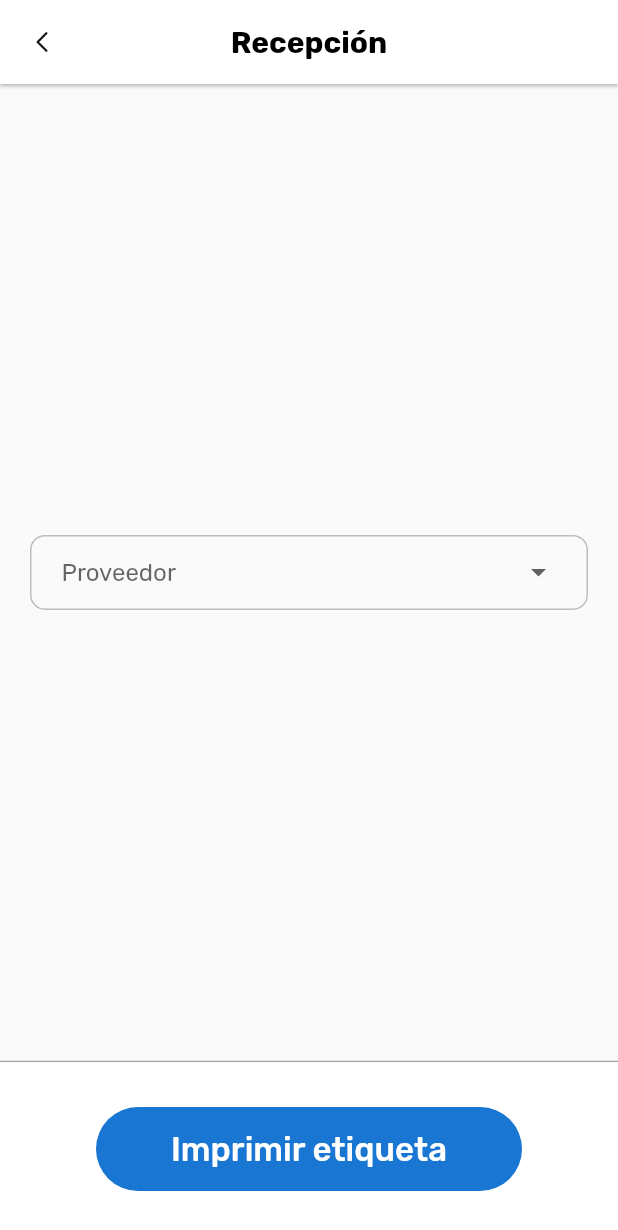
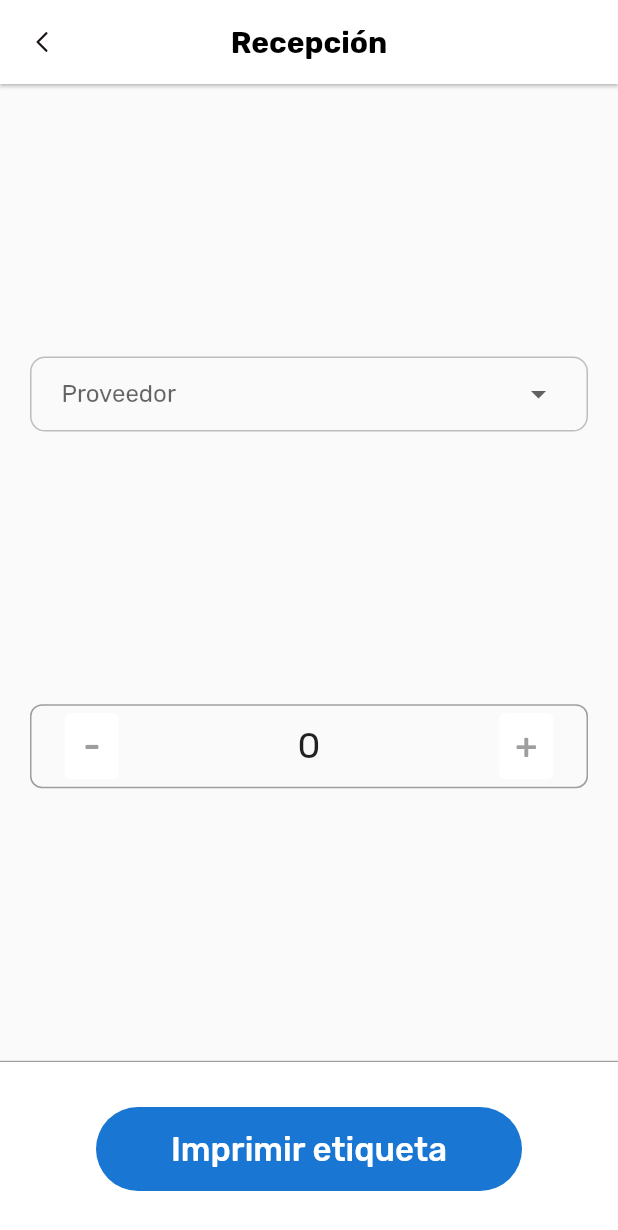
Before and after one commit to diaztunjano/dummy_meki_app, a Flutter app: the screen it shows after launch, on a phone screen of 412 x 824 dp. Shown: the top 1230 px of the screen. Run offline on Flutter 3.47's test engine with Material 2 defaults, Android fonts, the phone set to English and light mode, and no system bars; our stand-ins replace flutter_svg.

Commit message:
feat: add bultos counter

```diff
--- a/lib/pages/home.dart
+++ b/lib/pages/home.dart
@@ -1,5 +1,7 @@
 import 'package:flutter/material.dart';
 import 'package:flutter_svg/svg.dart';
+
+import '../widgets/bultos_counter.dart';
 
 class HomePage extends StatelessWidget {
   const HomePage({super.key});
@@ -8,13 +10,16 @@ class HomePage extends StatelessWidget {
   Widget build(BuildContext context) {
     return Scaffold(
       appBar: appBar(),
-      body: const Column(
-        mainAxisAlignment: MainAxisAlignment.spaceEvenly,
-        children: [
-          ProveedorSelector(),
-          // BultosCounter(),
-          // FacturasSelector()
-        ],
+      body: const Align(
+        alignment: Alignment.topCenter,
+        child: Column(
+          mainAxisAlignment: MainAxisAlignment.spaceEvenly,
+          children: [
+            ProveedorSelector(),
+            CounterWidget()
+            // FacturasSelector()
+          ],
+        ),
       ),
       bottomNavigationBar: bottomButton(),
     );
--- /dev/null
+++ b/lib/widgets/bultos_counter.dart
@@ -0,0 +1,66 @@
+import 'package:flutter/material.dart';
+
+class CounterWidget extends StatefulWidget {
+  const CounterWidget({Key? key}) : super(key: key);
+  @override
+  _CounterWidgetState createState() => _CounterWidgetState();
+}
+
+class _CounterWidgetState extends State<CounterWidget> {
+  int _counter = 0;
+
+  void _incrementCounter() {
+    setState(() {
+      _counter++;
+    });
+  }
+
+  void _decrementCounter() {
+    setState(() {
+      if (_counter > 0) _counter--; // counter doesn't go below zero
+    });
+  }
+
+  @override
+  Widget build(BuildContext context) {
+    return Container(
+      margin: const EdgeInsets.symmetric(horizontal: 20),
+      padding: const EdgeInsets.all(3.0), // Add some padding
+      decoration: BoxDecoration(
+        border: Border.all(color: Colors.grey), // Add border
+        borderRadius:
+            BorderRadius.circular(8.0), // Add border radius if you need
+      ),
+      child: Row(
+        mainAxisAlignment: MainAxisAlignment.spaceEvenly,
+        children: <Widget>[
+          TextButton(
+            onPressed: _decrementCounter,
+            style: TextButton.styleFrom(
+              backgroundColor: Colors.white,
+              minimumSize: const Size(36, 36),
+            ),
+            child: const Text('-',
+                style: TextStyle(fontSize: 24, color: Colors.grey)),
+          ),
+          Padding(
+            padding: const EdgeInsets.symmetric(horizontal: 100.0),
+            child: Text(
+              '$_counter',
+              style: const TextStyle(fontSize: 24),
+            ),
+          ),
+          TextButton(
+            onPressed: _incrementCounter,
+            style: TextButton.styleFrom(
+              backgroundColor: Colors.white,
+              minimumSize: const Size(36, 36),
+            ),
+            child: const Text('+',
+                style: TextStyle(fontSize: 24, color: Colors.grey)),
+          ),
+        ],
+      ),
+    );
+  }
+}
--- a/pubspec.yaml
+++ b/pubspec.yaml
@@ -35,6 +35,7 @@ dependencies:
   # Use with the CupertinoIcons class for iOS style icons.
   cupertino_icons: ^1.0.2
   flutter_svg: ^2.0.6
+  multi_select_flutter: ^4.1.3
 
 dev_dependencies:
   flutter_test:
```
Also changed, not shown: pubspec.lock.
